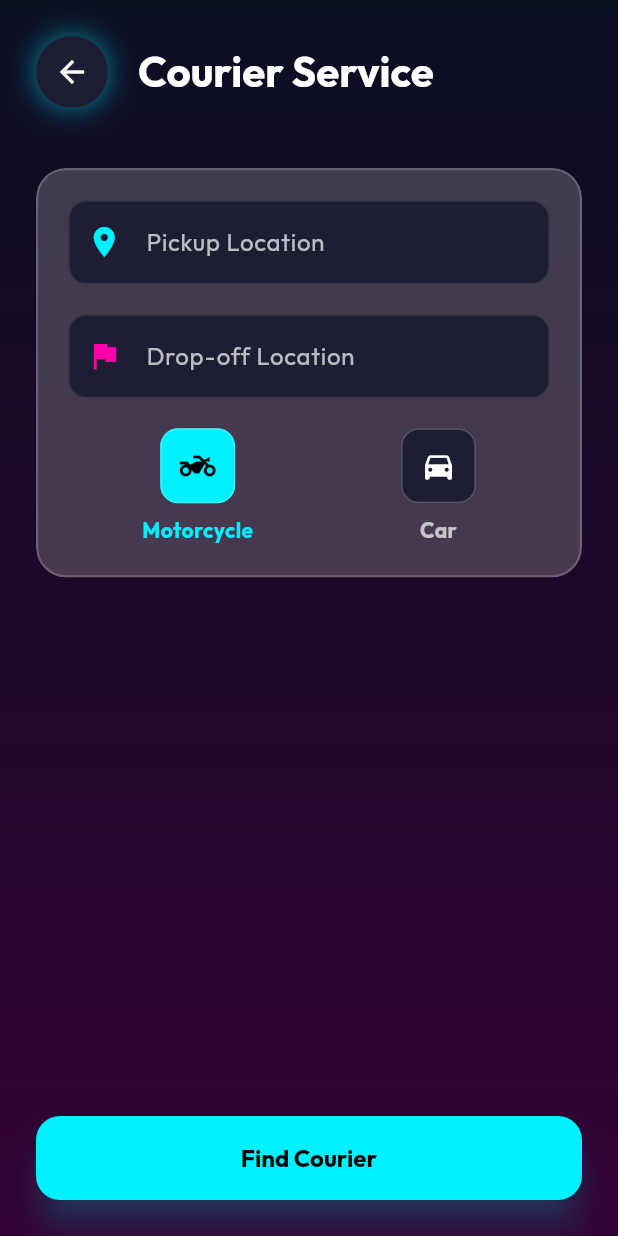
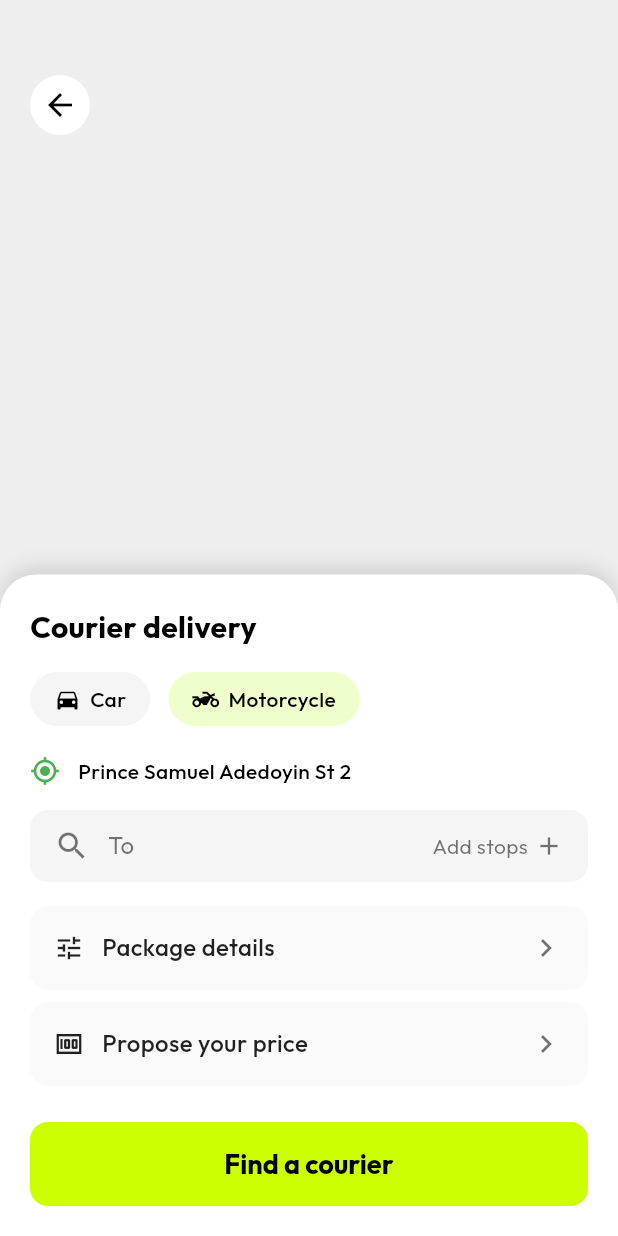
Before and after one commit to Hubert24hrs/FastDelivery, a Flutter app: the CourierScreen screen opened by its route, on a phone screen of 412 x 824 dp. Run offline on Flutter 3.47's test engine with Material 3 defaults, Android fonts, the phone set to English and light mode, and no system bars; our stand-ins replace cloud_firestore, firebase_auth, firebase_core, flutter_animate, flutter_riverpod, font_awesome_flutter and 3 more; missing offline and left inert: mapbox_maps_flutter; accounts and stored records are empty.

Commit message:
Implement Courier Stops feature and refine UI

```diff
--- a/lib/core/constants/app_constants.dart
+++ b/lib/core/constants/app_constants.dart
@@ -5,7 +5,7 @@ class AppConstants {
   static const String mapboxAccessToken = 'pk.eyJ1IjoiaHViZXJ0MjUiLCJhIjoiY21paTV4enczMDFtMzNsc2hrYmY0dm05ayJ9.lDerIWX-3wUGibhmrkuvdw';
   static const String pushNotificationKey = '<<< INSERT_PUSH_NOTIFICATION_API_KEY >>>';
   static const String paymentGatewayKey = 'sk_test_8a005c6bea1bf16bc47ffae780c8e76a8a5ce347'; // Secret Key (Backend)
-  static const String paystackPublicKey = 'sk_test_8a005c6bea1bf16bc47ffae780c8e76a8a5ce347'; // User provided key
+  static const String paystackPublicKey = 'pk_test_placeholder'; // User provided key
 
   // Asset Paths
   static const String logoPath = 'assets/images/logo.png'; // Placeholder
--- a/lib/core/providers/providers.dart
+++ b/lib/core/providers/providers.dart
@@ -1,4 +1,4 @@
-import 'package:cloud_firestore/cloud_firestore.dart';
+
 import 'package:fast_delivery/core/models/courier_model.dart';
 import 'package:fast_delivery/core/models/ride_model.dart';
 import 'package:fast_delivery/core/services/auth_service.dart';
--- a/lib/core/theme/app_theme.dart
+++ b/lib/core/theme/app_theme.dart
@@ -17,12 +17,12 @@ class AppTheme {
       primary: primaryColor,
       secondary: secondaryColor,
       surface: surfaceColor,
-      background: backgroundColor,
+
       error: errorColor,
       onPrimary: Colors.black,
       onSecondary: Colors.white,
       onSurface: Colors.white,
-      onBackground: Colors.white,
+
     ),
     textTheme: GoogleFonts.outfitTextTheme(
       ThemeData.dark().textTheme,
@@ -35,7 +35,7 @@ class AppTheme {
         backgroundColor: primaryColor,
         foregroundColor: Colors.black,
         elevation: 10,
-        shadowColor: primaryColor.withOpacity(0.5),
+        shadowColor: primaryColor.withValues(alpha: 0.5),
         shape: RoundedRectangleBorder(
           borderRadius: BorderRadius.circular(16),
         ),
@@ -54,7 +54,7 @@ class AppTheme {
       ),
       enabledBorder: OutlineInputBorder(
         borderRadius: BorderRadius.circular(12),
-        borderSide: BorderSide(color: Colors.white.withOpacity(0.1)),
+        borderSide: BorderSide(color: Colors.white.withValues(alpha: 0.1)),
       ),
       focusedBorder: OutlineInputBorder(
         borderRadius: BorderRadius.circular(12),
--- a/lib/presentation/common/glass_card.dart
+++ b/lib/presentation/common/glass_card.dart
@@ -19,15 +19,15 @@ class GlassCard extends StatelessWidget {
         filter: ImageFilter.blur(sigmaX: 10, sigmaY: 10),
         child: Container(
           decoration: BoxDecoration(
-            color: Colors.white.withOpacity(opacity),
+            color: Colors.white.withValues(alpha: opacity),
             borderRadius: BorderRadius.circular(20),
             border: Border.all(
-              color: Colors.white.withOpacity(0.2),
+              color: Colors.white.withValues(alpha: 0.2),
               width: 1.5,
             ),
             boxShadow: [
               BoxShadow(
-                color: Colors.black.withOpacity(0.1),
+                color: Colors.black.withValues(alpha: 0.1),
                 blurRadius: 10,
                 spreadRadius: 2,
               ),
--- a/lib/presentation/common/three_d_button.dart
+++ b/lib/presentation/common/three_d_button.dart
@@ -39,13 +39,13 @@ class _ThreeDButtonState extends State<ThreeDButton> {
               ? [] // No shadow when pressed (flat against surface)
               : [
                   BoxShadow(
-                    color: widget.color.withOpacity(0.6),
+                    color: widget.color.withValues(alpha: 0.6),
                     offset: const Offset(0, 10), // Deep shadow for 3D effect
                     blurRadius: 0, // Sharp shadow for "blocky" 3D look or soft for neon?
                     // Let's go with a mix: a solid block shadow + a glow
                   ),
                   BoxShadow(
-                    color: widget.color.withOpacity(0.4),
+                    color: widget.color.withValues(alpha: 0.4),
                     offset: const Offset(0, 15),
                     blurRadius: 20, // Glow
                   ),
--- a/lib/presentation/screens/courier/courier_screen.dart
+++ b/lib/presentation/screens/courier/courier_screen.dart
@@ -1,8 +1,8 @@
 import 'package:cloud_firestore/cloud_firestore.dart';
 import 'package:fast_delivery/core/models/courier_model.dart';
 import 'package:fast_delivery/core/providers/providers.dart';
-import 'package:fast_delivery/core/theme/app_theme.dart';
-import 'package:fast_delivery/presentation/common/glass_card.dart';
+
+import 'package:fast_delivery/presentation/screens/courier/route_entry_sheet.dart';
 import 'package:flutter/material.dart';
 import 'package:flutter_riverpod/flutter_riverpod.dart';
 import 'package:go_router/go_router.dart';
@@ -34,6 +34,7 @@ class _CourierScreenState extends ConsumerState<CourierScreen> {
     try {
       // 1. Get Current Location (Mocking Pickup for now if empty)
       final position = await ref.read(locationServiceProvider).determinePosition();
+      if (!mounted) return;
 
       // 2. Process Payment
       final userEmail = ref.read(authServiceProvider).currentUser?.email ?? 'user@example.com';
@@ -96,93 +97,145 @@ class _CourierScreenState extends ConsumerState<CourierScreen> {
     }
   }
 
+  void _openRouteEntry() {
+    showModalBottomSheet(
+      context: context,
+      isScrollControlled: true,
+      backgroundColor: Colors.transparent,
+      builder: (context) => const RouteEntrySheet(),
+    );
+  }
+
   @override
   Widget build(BuildContext context) {
     return Scaffold(
+      backgroundColor: Colors.white, // Changed base to white as per reference
       body: Stack(
         children: [
-          // Background Gradient (Different variant for Courier)
+          // Map Background Placeholder (Simulating the map behind)
           Container(
-            decoration: const BoxDecoration(
-              gradient: LinearGradient(
-                colors: [Color(0xFF0A0E21), Color(0xFF330033)], // Purple tint
-                begin: Alignment.topCenter,
-                end: Alignment.bottomCenter,
+            color: Colors.grey[200],
+            child: const Center(
+              child: Text('Map View Placeholder', style: TextStyle(color: Colors.grey)),
+            ),
+          ),
+
+          // Back Button
+          Positioned(
+            top: 50,
+            left: 20,
+            child: CircleAvatar(
+              backgroundColor: Colors.white,
+              child: IconButton(
+                icon: const Icon(Icons.arrow_back, color: Colors.black),
+                onPressed: () => context.go('/'),
               ),
             ),
           ),
 
-          SafeArea(
-            child: Padding(
-              padding: const EdgeInsets.all(24.0),
+          // Main Content Sheet
+          Align(
+            alignment: Alignment.bottomCenter,
+            child: Container(
+              padding: const EdgeInsets.all(20),
+              decoration: const BoxDecoration(
+                color: Colors.white,
+                borderRadius: BorderRadius.vertical(top: Radius.circular(24)),
+                boxShadow: [
+                  BoxShadow(
+                    color: Colors.black12,
+                    blurRadius: 10,
+                    offset: Offset(0, -5),
+                  ),
+                ],
+              ),
               child: Column(
+                mainAxisSize: MainAxisSize.min,
                 crossAxisAlignment: CrossAxisAlignment.start,
                 children: [
-                  // Header
+                  const Text(
+                    'Courier delivery',
+                    style: TextStyle(
+                      fontSize: 20,
+                      fontWeight: FontWeight.bold,
+                      color: Colors.black,
+                    ),
+                  ),
+                  const SizedBox(height: 16),
+
+                  // Vehicle Selection
                   Row(
                     children: [
-                      Container(
-                        decoration: BoxDecoration(
-                          color: AppTheme.surfaceColor,
-                          shape: BoxShape.circle,
-                          boxShadow: [AppTheme.neonShadow],
+                      _buildVehicleOption('Car', Icons.directions_car),
+                      const SizedBox(width: 12),
+                      _buildVehicleOption('Motorcycle', Icons.two_wheeler),
+                    ],
+                  ),
+                  const SizedBox(height: 20),
+
+                  // Current Location Display
+                  Row(
+                    children: [
+                      const Icon(Icons.my_location, color: Colors.green, size: 20),
+                      const SizedBox(width: 12),
+                      Expanded(
+                        child: Text(
+                          'Prince Samuel Adedoyin St 2', // Mock current location
+                          style: const TextStyle(
+                            color: Colors.black,
+                            fontWeight: FontWeight.w500,
+                          ),
                         ),
-                        child: IconButton(
-                          icon: const Icon(Icons.arrow_back, color: Colors.white),
-                          onPressed: () => context.go('/'),
-                        ),
-                      ),
-                      const SizedBox(width: 20),
-                      Text(
-                        'Courier Service',
-                        style: Theme.of(context).textTheme.headlineMedium?.copyWith(
-                              fontWeight: FontWeight.bold,
-                              color: Colors.white,
-                            ),
                       ),
                     ],
                   ),
+                  const SizedBox(height: 16),
 
-                  const SizedBox(height: 40),
-
-                  // Package Details Form
-                  GlassCard(
-                    child: Padding(
-                      padding: const EdgeInsets.all(20.0),
-                      child: Column(
+                  // To Input with Add Stops
+                  GestureDetector(
+                    onTap: _openRouteEntry,
+                    child: Container(
+                      padding: const EdgeInsets.symmetric(horizontal: 16, vertical: 12),
+                      decoration: BoxDecoration(
+                        color: Colors.grey[100],
+                        borderRadius: BorderRadius.circular(12),
+                      ),
+                      child: Row(
                         children: [
-                          TextFormField(
-                            controller: _pickupController,
-                            style: const TextStyle(color: Colors.white),
-                            decoration: const InputDecoration(
-                              labelText: 'Pickup Location',
-                              prefixIcon: Icon(Icons.location_on, color: AppTheme.primaryColor),
+                          const Icon(Icons.search, color: Colors.black54),
+                          const SizedBox(width: 12),
+                          const Text(
+                            'To',
+                            style: TextStyle(
+                              color: Colors.black54,
+                              fontSize: 16,
                             ),
                           ),
-                          const SizedBox(height: 20),
-                          TextFormField(
-                            controller: _dropoffController,
-                            style: const TextStyle(color: Colors.white),
-                            decoration: const InputDecoration(
-                              labelText: 'Drop-off Location',
-                              prefixIcon: Icon(Icons.flag, color: AppTheme.secondaryColor),
+                          const Spacer(),
+                          const Text(
+                            'Add stops',
+                            style: TextStyle(
+                              color: Colors.black54,
+                              fontSize: 14,
                             ),
                           ),
-                          const SizedBox(height: 20),
-                          // Vehicle Type Selector
-                          Row(
-                            mainAxisAlignment: MainAxisAlignment.spaceAround,
-                            children: [
-                              _buildSizeOption('Motorcycle', Icons.two_wheeler),
-                              _buildSizeOption('Car', Icons.directions_car),
-                            ],
-                          ),
+                          const SizedBox(width: 4),
+                          const Icon(Icons.add, color: Colors.black54, size: 20),
                         ],
                       ),
                     ),
                   ),
 
-                  const Spacer(),
+                  const SizedBox(height: 16),
+
+                  // Order Details
+                  _buildListTile('Package details', Icons.tune),
+                  const SizedBox(height: 8),
+
+                  // Offer your fare
+                  _buildListTile('Propose your price', Icons.money),
+
+                  const SizedBox(height: 24),
 
                   // Action Button
                   SizedBox(
@@ -190,9 +243,23 @@ class _CourierScreenState extends ConsumerState<CourierScreen> {
                     height: 56,
                     child: ElevatedButton(
                       onPressed: _isLoading ? null : _requestCourier,
+                      style: ElevatedButton.styleFrom(
+                        backgroundColor: const Color(0xFFCCFF00), // Lime green
+                        foregroundColor: Colors.black,
+                        elevation: 0,
+                        shape: RoundedRectangleBorder(
+                          borderRadius: BorderRadius.circular(12),
+                        ),
+                      ),
                       child: _isLoading
                         ? const CircularProgressIndicator(color: Colors.black)
-                        : const Text('Find Courier'),
+                        : const Text(
+                            'Find a courier',
+                            style: TextStyle(
+                              fontSize: 18,
+                              fontWeight: FontWeight.bold,
+                            ),
+                          ),
                     ),
                   ),
                 ],
@@ -204,29 +271,58 @@ class _CourierScreenState extends ConsumerState<CourierScreen> {
     );
   }
 
-  Widget _buildSizeOption(String label, IconData icon) {
+  Widget _buildVehicleOption(String label, IconData icon) {
     final isSelected = _selectedSize == label;
     return GestureDetector(
       onTap: () => setState(() => _selectedSize = label),
-      child: Column(
+      child: Container(
+        padding: const EdgeInsets.symmetric(horizontal: 16, vertical: 8),
+        decoration: BoxDecoration(
+          color: isSelected ? const Color(0xFFEEFFCC) : Colors.grey[100],
+          borderRadius: BorderRadius.circular(20),
+        ),
+        child: Row(
+          children: [
+            Icon(
+              icon,
+              size: 18,
+              color: Colors.black,
+            ),
+            const SizedBox(width: 6),
+            Text(
+              label,
+              style: const TextStyle(
+                color: Colors.black,
+                fontWeight: FontWeight.w500,
+              ),
+            ),
+          ],
+        ),
+      ),
+    );
+  }
+
+  Widget _buildListTile(String title, IconData icon) {
+    return Container(
+      padding: const EdgeInsets.symmetric(horizontal: 16, vertical: 16),
+      decoration: BoxDecoration(
+        color: Colors.grey[50],
+        borderRadius: BorderRadius.circular(12),
+      ),
+      child: Row(
         children: [
-          Container(
-            padding: const EdgeInsets.all(12),
-            decoration: BoxDecoration(
-              color: isSelected ? AppTheme.primaryColor : AppTheme.surfaceColor,
-              borderRadius: BorderRadius.circular(12),
-              border: Border.all(color: Colors.white24),
+          Icon(icon, color: Colors.black87, size: 20),
+          const SizedBox(width: 12),
+          Text(
+            title,
+            style: const TextStyle(
+              color: Colors.black87,
+              fontSize: 16,
+              fontWeight: FontWeight.w500,
             ),
-            child: Icon(icon, color: isSelected ? Colors.black : Colors.white),
           ),
-          const SizedBox(height: 8),
-          Text(
-            label,
-            style: TextStyle(
-              color: isSelected ? AppTheme.primaryColor : Colors.white70,
-              fontWeight: FontWeight.bold,
-            )
-          ),
+          const Spacer(),
+          const Icon(Icons.chevron_right, color: Colors.black54),
         ],
       ),
     );
--- a/lib/presentation/screens/driver/driver_mode_selection_screen.dart
+++ b/lib/presentation/screens/driver/driver_mode_selection_screen.dart
@@ -1,4 +1,4 @@
-import 'package:fast_delivery/core/theme/app_theme.dart';
+
 import 'package:flutter/material.dart';
 import 'package:font_awesome_flutter/font_awesome_flutter.dart';
 import 'package:go_router/go_router.dart';
--- a/lib/presentation/screens/home/home_screen.dart
+++ b/lib/presentation/screens/home/home_screen.dart
@@ -52,7 +52,7 @@ class _HomeScreenState extends State<HomeScreen> {
                           shape: BoxShape.circle,
                           boxShadow: [
                             BoxShadow(
-                              color: Colors.black.withOpacity(0.1),
+                              color: Colors.black.withValues(alpha: 0.1),
                               blurRadius: 10,
                             ),
                           ],
--- a/lib/presentation/screens/settings/settings_screen.dart
+++ b/lib/presentation/screens/settings/settings_screen.dart
@@ -1,5 +1,5 @@
 import 'package:fast_delivery/core/providers/providers.dart';
-import 'package:fast_delivery/core/services/auth_service.dart';
+
 import 'package:flutter/material.dart';
 import 'package:flutter_riverpod/flutter_riverpod.dart';
 import 'package:go_router/go_router.dart';
--- a/lib/presentation/screens/splash/splash_screen.dart
+++ b/lib/presentation/screens/splash/splash_screen.dart
@@ -37,7 +37,7 @@ class _SplashScreenState extends State<SplashScreen> {
                 shape: BoxShape.circle,
                 boxShadow: [
                   BoxShadow(
-                    color: AppTheme.primaryColor.withOpacity(0.5),
+                    color: AppTheme.primaryColor.withValues(alpha: 0.5),
                     blurRadius: 50,
                     spreadRadius: 10,
                   ),
@@ -48,7 +48,7 @@ class _SplashScreenState extends State<SplashScreen> {
                 fit: BoxFit.contain,
               )
                   .animate(onPlay: (controller) => controller.repeat())
-                  .shimmer(duration: 2.seconds, color: Colors.white.withOpacity(0.5))
+                  .shimmer(duration: 2.seconds, color: Colors.white.withValues(alpha: 0.5))
                   .scale(
                     begin: const Offset(0.9, 0.9),
                     end: const Offset(1.1, 1.1),
```
Also changed, not shown: lib/presentation/screens/auth/login_screen.dart (+4 -4 lines), lib/presentation/screens/booking/booking_sheet.dart (+7 -6 lines), lib/presentation/screens/courier/route_entry_sheet.dart (added, +132 -0 lines), lib/presentation/screens/home/service_selector.dart (+5 -5 lines), lib/presentation/screens/wallet/wallet_screen.dart (+3 -4 lines).
